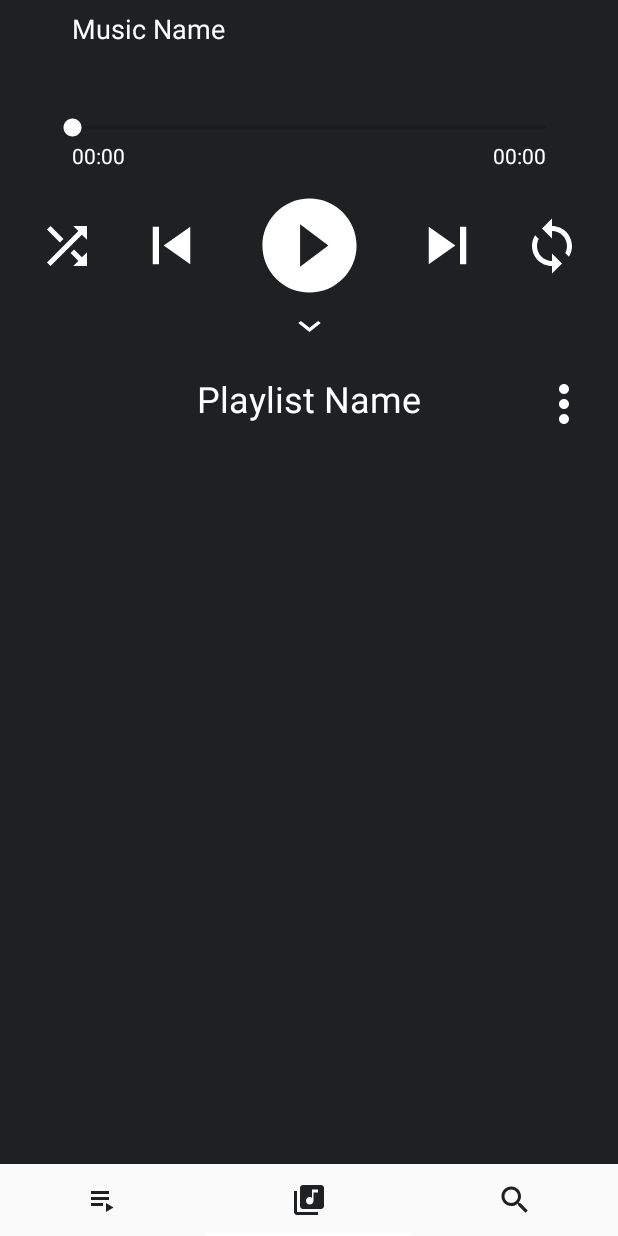
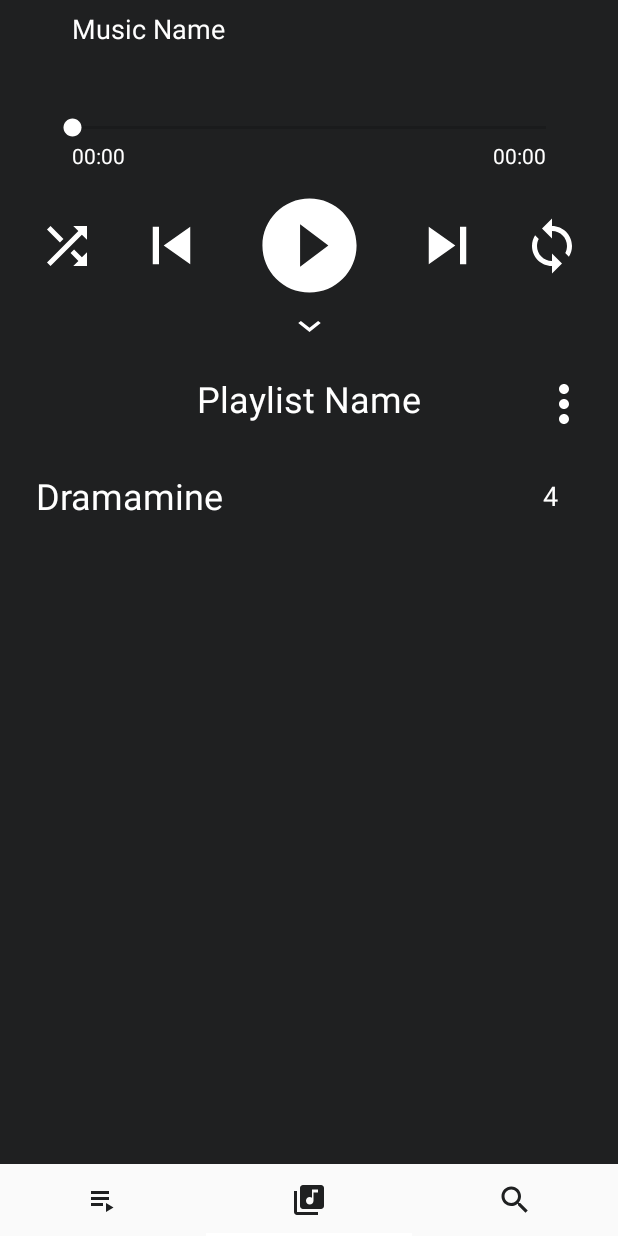
Before and after one commit to LucasLassiter/Jackdaw, an Android app: the screen it shows after launch (MainActivity), scrolled down 542 dp, on a phone screen of 412 x 824 dp. Run offline under Robolectric (Android 15) with nearby library versions, the light colour scheme and no system bars; our stand-ins replace data binding.

Commit message:
Finishing music playlist functionality

```diff
--- a/app/src/main/java/com/example/jackdaw/MusicPlaylist.kt
+++ b/app/src/main/java/com/example/jackdaw/MusicPlaylist.kt
@@ -6,6 +6,7 @@ import android.view.LayoutInflater
 import android.view.View
 import android.view.ViewGroup
 import androidx.databinding.DataBindingUtil
+import androidx.recyclerview.widget.LinearLayoutManager
 import com.example.jackdaw.databinding.FragmentMusicBinding
 import com.example.jackdaw.databinding.FragmentMusicPlaylistBinding
 
@@ -24,6 +25,14 @@ class MusicPlaylist : Fragment() {
             false
         )
 
+        var musicList = mutableListOf(
+            SongsDataClass("Dramamine", 4)
+        )
+
+        val adapter = SongAdapter(musicList)
+        binding.musiclistRecycleview.adapter = adapter
+        binding.musiclistRecycleview.layoutManager = LinearLayoutManager(context)
+
         return binding.root
     }
 }
--- a/app/src/main/java/com/example/jackdaw/Playlists.kt
+++ b/app/src/main/java/com/example/jackdaw/Playlists.kt
@@ -1,6 +1,4 @@
 package com.example.jackdaw
-
-import android.widget.ImageButton
 
 data class Playlists(
     var name: String,
--- /dev/null
+++ b/app/src/main/java/com/example/jackdaw/SongAdapter.kt
@@ -0,0 +1,31 @@
+package com.example.jackdaw
+
+import android.view.LayoutInflater
+import android.view.View
+import android.view.ViewGroup
+import androidx.recyclerview.widget.RecyclerView
+import kotlinx.android.synthetic.main.playlist_recyclerview.view.*
+import kotlinx.android.synthetic.main.song_recycleview.view.*
+
+class SongAdapter(
+    var song: List<SongsDataClass>
+) : RecyclerView.Adapter<SongAdapter.SongViewHolder>() {
+
+    inner class SongViewHolder(itemView: View) : RecyclerView.ViewHolder(itemView)
+
+    override fun onCreateViewHolder(parent: ViewGroup, viewType: Int): SongViewHolder {
+        val view = LayoutInflater.from(parent.context).inflate(R.layout.song_recycleview, parent, false)
+        return SongViewHolder(view)
+    }
+
+    override fun onBindViewHolder(holder: SongViewHolder, position: Int) {
+        holder.itemView.apply {
+            songname_textview.text = song[position].name
+            songlength_textview.text = song[position].duration.toString()
+        }
+    }
+
+    override fun getItemCount(): Int {
+        return song.size
+    }
+}
--- a/app/src/main/java/com/example/jackdaw/SongsDataClass.kt
+++ b/app/src/main/java/com/example/jackdaw/SongsDataClass.kt
@@ -1,6 +1,6 @@
 package com.example.jackdaw
 
-data class SongsDataClass (
+data class SongsDataClass(
     var name: String,
-    var total: Int
+    var duration: Int
 )
--- a/app/src/main/res/layout/fragment_music_playlist.xml
+++ b/app/src/main/res/layout/fragment_music_playlist.xml
@@ -23,7 +23,7 @@
             app:layout_constraintTop_toTopOf="parent" />
 
         <Button
-            android:id="@+id/button3"
+            android:id="@+id/settings_button"
             android:layout_width="40dp"
             android:layout_height="40dp"
             android:layout_marginTop="16dp"
@@ -33,6 +33,7 @@
             app:layout_constraintTop_toTopOf="parent" />
 
         <androidx.recyclerview.widget.RecyclerView
+            android:id="@+id/musiclist_recycleview"
             android:layout_width="0dp"
             android:layout_height="0dp"
             android:layout_marginStart="8dp"
--- /dev/null
+++ b/app/src/main/res/layout/song_recycleview.xml
@@ -0,0 +1,31 @@
+<?xml version="1.0" encoding="utf-8"?>
+<androidx.constraintlayout.widget.ConstraintLayout
+    xmlns:android="http://schemas.android.com/apk/res/android"
+    xmlns:app="http://schemas.android.com/apk/res-auto"
+    android:layout_width="match_parent"
+    android:layout_height="wrap_content">
+
+    <TextView
+        android:id="@+id/songname_textview"
+        android:layout_width="wrap_content"
+        android:layout_height="wrap_content"
+        android:layout_marginStart="16dp"
+        android:text="@string/song_name"
+        android:textColor="@color/colorAccent"
+        android:textSize="24sp"
+        app:layout_constraintBottom_toBottomOf="parent"
+        app:layout_constraintStart_toStartOf="parent"
+        app:layout_constraintTop_toTopOf="parent" />
+
+    <TextView
+        android:id="@+id/songlength_textview"
+        android:layout_width="wrap_content"
+        android:layout_height="wrap_content"
+        android:layout_marginEnd="32dp"
+        android:text="@string/_00_00"
+        android:textColor="@color/colorAccent"
+        android:textSize="18sp"
+        app:layout_constraintBottom_toBottomOf="parent"
+        app:layout_constraintEnd_toEndOf="parent"
+        app:layout_constraintTop_toTopOf="parent" />
+</androidx.constraintlayout.widget.ConstraintLayout>
--- a/app/src/main/res/values/strings.xml
+++ b/app/src/main/res/values/strings.xml
@@ -12,7 +12,6 @@
     <string name="skip_next">Skip Next</string>
     <string name="shuffle_songs">shuffle songs</string>
     <string name="loop_current_song">loop current song</string>
-    <string name="_00_00">00:00</string>
     <string name="playlist_name">Playlist Name</string>
     <string name="_64_songs">64 songs</string>
     <string name="menu_button">menu button</string>
@@ -20,4 +19,6 @@
     <string name="playlist_title">Playlists</string>
     <string name="playlist_album_art">Playlist album art</string>
     <string name="Slide_down">Slide down</string>
+    <string name="song_name">Song name</string>
+    <string name="_00_00">00:00</string>
 </resources>
```
